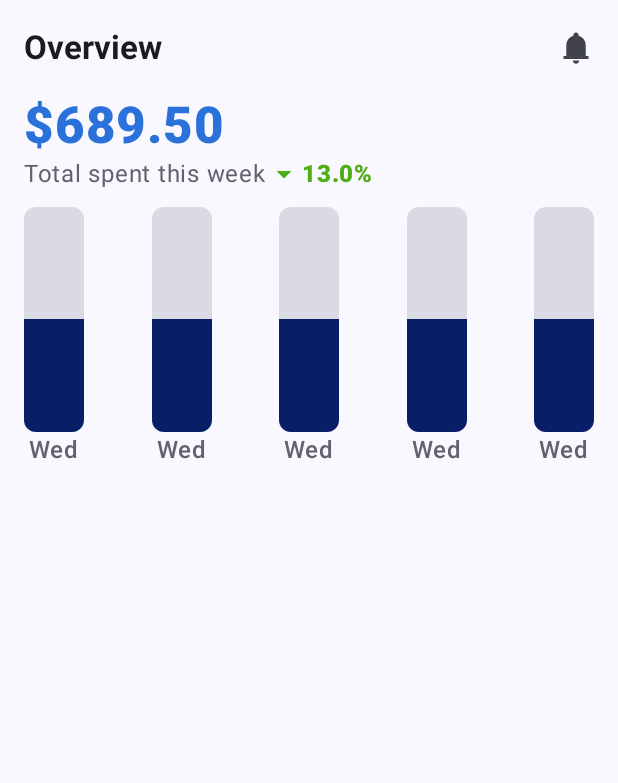
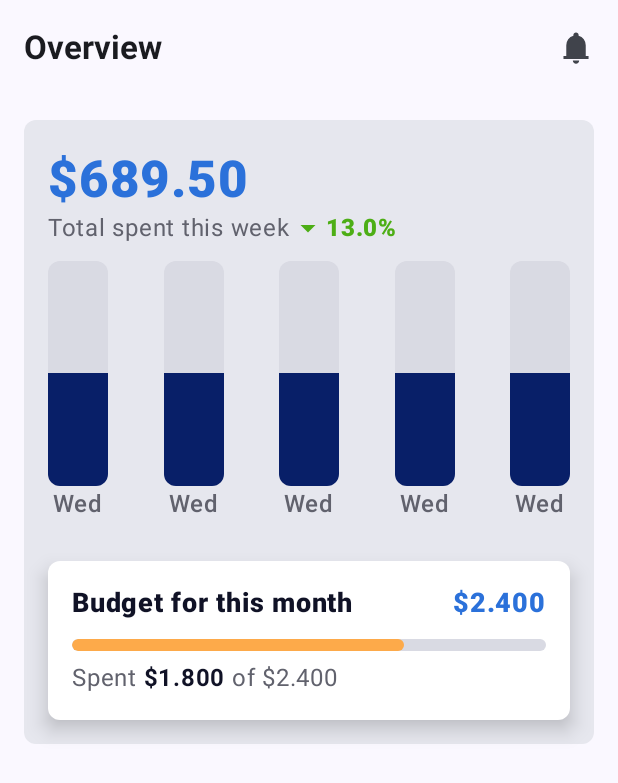
Before and after one commit to 1712916/android-jetpack-compose, an Android app built with Jetpack Compose: the screen it shows after launch (MainActivity), on a phone screen of 412 x 824 dp. Shown: the top 783 px of the screen. Run offline under Robolectric (Android 15) with nearby library versions, the phone set to English and light mode, and no system bars.

Commit message:
create budget progress composable
#richtext
#nestedColumn
#shadow
#margin-padding
#linearProgessIndicator

```diff
--- a/app/src/main/java/com/example/android_jetpack_compose/views/DashBoardView.kt
+++ b/app/src/main/java/com/example/android_jetpack_compose/views/DashBoardView.kt
@@ -2,15 +2,17 @@ package com.example.android_jetpack_compose.views
 
 import android.os.Build
 import android.widget.Toast
-import androidx.annotation.RequiresApi
 import androidx.compose.foundation.background
-import androidx.compose.foundation.border
 import androidx.compose.foundation.layout.Arrangement
 import androidx.compose.foundation.layout.Box
 import androidx.compose.foundation.layout.Column
+import androidx.compose.foundation.layout.IntrinsicSize
+import androidx.compose.foundation.layout.PaddingValues
 import androidx.compose.foundation.layout.Row
 import androidx.compose.foundation.layout.RowScope
 import androidx.compose.foundation.layout.Spacer
+import androidx.compose.foundation.layout.aspectRatio
+import androidx.compose.foundation.layout.defaultMinSize
 import androidx.compose.foundation.layout.fillMaxHeight
 import androidx.compose.foundation.layout.fillMaxWidth
 
@@ -20,8 +22,6 @@ import androidx.compose.foundation.layout.width
 import androidx.compose.foundation.shape.RoundedCornerShape
 import androidx.compose.material.icons.Icons
 import androidx.compose.material.icons.filled.ArrowDropDown
-import androidx.compose.material.icons.filled.Notifications
-import androidx.compose.material.icons.outlined.Notifications
 import androidx.compose.material3.ExperimentalMaterial3Api
 import androidx.compose.material3.Icon
 import androidx.compose.material3.IconButton
@@ -34,19 +34,20 @@ import androidx.compose.runtime.Composable
 import androidx.compose.ui.Alignment
 import androidx.compose.ui.Modifier
 import androidx.compose.ui.draw.clip
+import androidx.compose.ui.draw.shadow
 import androidx.compose.ui.graphics.Color
 import androidx.compose.ui.graphics.vector.ImageVector
-import androidx.compose.ui.layout.VerticalAlignmentLine
 import androidx.compose.ui.platform.LocalContext
 import androidx.compose.ui.res.vectorResource
-import androidx.compose.ui.text.font.FontStyle
+import androidx.compose.ui.text.SpanStyle
+import androidx.compose.ui.text.buildAnnotatedString
 import androidx.compose.ui.text.font.FontWeight
+import androidx.compose.ui.text.withStyle
 import androidx.compose.ui.tooling.preview.Preview
 import androidx.compose.ui.unit.dp
 import androidx.compose.ui.unit.sp
 import com.example.android_jetpack_compose.R
 import com.example.android_jetpack_compose.ui.theme.AndroidjetpackcomposeTheme
-import java.text.DateFormat
 import java.text.SimpleDateFormat
 import java.util.Calendar
 import java.util.Date
@@ -56,6 +57,13 @@ val accentColor = Color(0xFF2b71da)
 val grayColor = Color(0xFFd9dae3)
 val textGrayColor = Color(0xFF61626d)
 val textGreenColor = Color(0xFF4dae15)
+val textBlackColor = Color(0xFF101226)
+val orangeColor = Color(0xFFfdaa4a)
+
+val borderRadius8 = 8.dp
+
+@Composable
+fun heightBox(height: Double) = Spacer(modifier = Modifier.height(height.dp))
 
 @OptIn(ExperimentalMaterial3Api::class)
 @Composable
@@ -89,14 +97,27 @@ fun DashBoardView() {
         content = { contentPadding ->
 
             Column(
-                Modifier
+                modifier = Modifier
                     .padding(contentPadding)
                     .fillMaxWidth()
-                    .fillMaxHeight()
+                    .fillMaxHeight(),
             ) {
 
+                TrackingProgressInfo()
+
+            }
+        }
+    )
+}
+
+@Composable
+private fun TrackingProgressInfo() {
+    Column(
+        modifier = Modifier
+            .padding(PaddingValues(16.dp))
+            .background(color = Color(0xFFe6e7ee), shape = RoundedCornerShape(8.dp))
+    ) {
         // week tracking
-
         WeekTrackerInfo(
             weekTrackerInfoModel = WeekTrackerInfoModel(
                 differenceNumber = 13.0,
@@ -131,19 +152,101 @@ fun DashBoardView() {
                 ),
             )
         )
+        //month budget
+        MonthBudgetProgress()
+    }
+}
 
-                //month budget
+@Composable
+private fun MonthBudgetProgress() {
+    Column(
+        modifier = Modifier
+            .padding(PaddingValues(16.dp))
+            .shadow(
+                elevation = 8.dp, shape = RoundedCornerShape(8.dp)
+            )
+            .background(color = Color.White)
+            .padding(PaddingValues(16.dp))
+            .height(IntrinsicSize.Min)
+    ) {
+        Row(
+            modifier = Modifier.fillMaxWidth(),
+            horizontalArrangement = Arrangement.SpaceBetween,
+        ) {
+            Text(
+                "Budget for this month",
+                fontWeight = FontWeight.ExtraBold,
+                fontSize = 18.sp,
+                color = textBlackColor,
+            )
+            Text(
+                "$2.400",
+                fontWeight = FontWeight.ExtraBold,
+                fontSize = 18.sp,
+                color = accentColor,
+            )
+        }
+//                    LinearProgressIndicator(modifier = Modifier.fillMaxWidth().height(height = 8.dp).clip(RoundedCornerShape(borderRadius8)),
+//                        color = orangeColor,
+//                        trackColor = grayColor,
+//                        progress = 0.7f,
+//                    )
+        heightBox(height = 12.0)
+        CustomLinearIndicator(progress = 0.7f)
+        heightBox(height = 6.0)
+        Text(
+            buildAnnotatedString {
+                withStyle(style = SpanStyle(color = textGrayColor)) {
+                    append("Spent ")
+                }
+                withStyle(
+                    style = SpanStyle(
+                        color = textBlackColor,
+                        fontWeight = FontWeight.Bold
+                    )
+                ) {
+                    append("$1.800")
+                }
+
+                withStyle(style = SpanStyle(color = textGrayColor)) {
+                    append(" of $2.400")
                 }
             }
         )
+    }
 }
 
 fun Double.format(digits: Int) = "%.${digits}f".format(this)
 
 @Composable
+fun CustomLinearIndicator(progress: Float) {
+    val borderRadius = 8.0
+
+    Box(
+        modifier = Modifier
+            .background(color = grayColor, shape = RoundedCornerShape(borderRadius.dp))
+            .height(8.dp)
+            .clip(RoundedCornerShape(borderRadius.dp))
+            .fillMaxWidth()
+
+    ) {
+        Box(
+            modifier = Modifier
+                .background(color = orangeColor, shape = RoundedCornerShape(borderRadius.dp))
+                .height(8.dp)
+                .clip(RoundedCornerShape(borderRadius.dp))
+                .fillMaxWidth(fraction = progress)
+        )
+
+    }
+}
+
+@Composable
 private fun WeekTrackerInfo(weekTrackerInfoModel: WeekTrackerInfoModel) {
     Column(
-        modifier = Modifier.padding(horizontal = 16.dp)
+        modifier = Modifier
+            .padding(top = 20.dp, start = 16.dp, end = 16.dp, bottom = 10.dp)
+            .height(IntrinsicSize.Min),
     ) {
         Text(
             text = "$${weekTrackerInfoModel.totalSpend.format(2)}",
```
Lines whose indentation alone changed are shown as unchanged.
